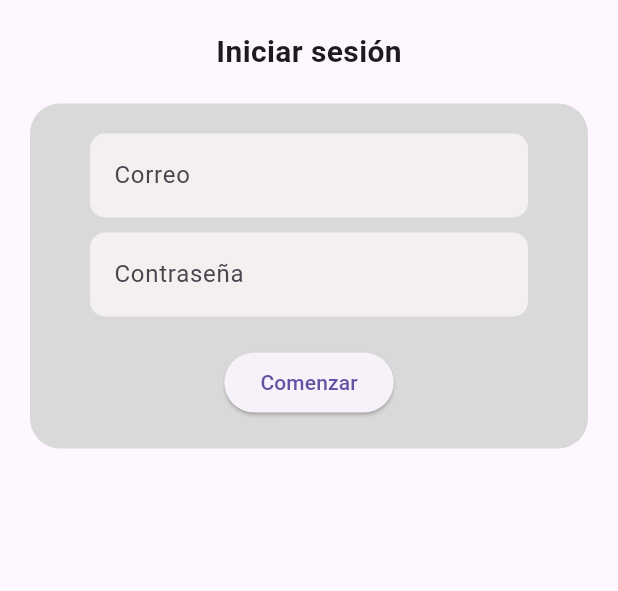
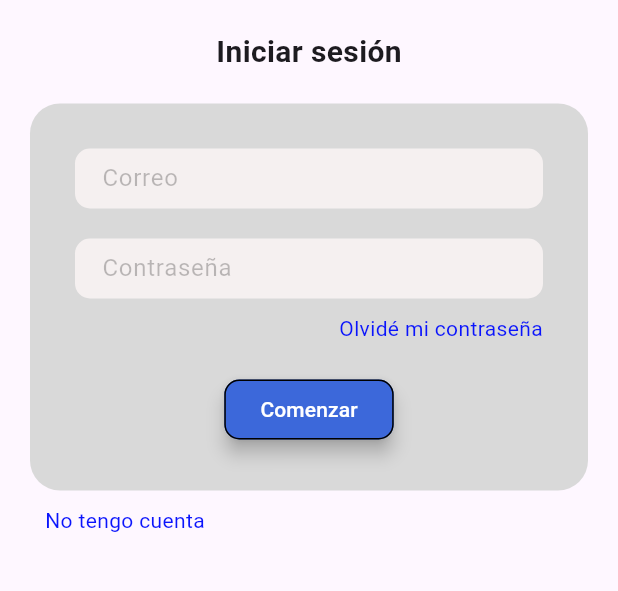
Before and after one commit to thanostv/synclass-app, a Flutter app: the screen it shows after launch, on a phone screen of 412 x 824 dp, the part 330-921 px from its top. Run offline on Flutter 3.47's test engine with Material 3 defaults, Android fonts, the phone set to English and light mode, and no system bars.

Commit message:
Diseño de login y registro terminado

```diff
--- a/lib/main.dart
+++ b/lib/main.dart
@@ -1,5 +1,8 @@
 import 'package:flutter/material.dart';
+
+import 'package:synclass_app/router/router.dart';
 import 'package:synclass_app/screens/screens.dart';
+import 'package:synclass_app/theme/theme.dart';
 
 void main() => runApp(const MyApp());
 
@@ -8,10 +11,12 @@ class MyApp extends StatelessWidget {
 
   @override
   Widget build(BuildContext context) {
-    return const MaterialApp(
+    return MaterialApp(
       debugShowCheckedModeBanner: false,
       title: 'SynClass App',
-      home: LoginScreen(),
+      home: const LoginScreen(),
+      routes: routes,
+      theme: theme
     );
   }
 }
--- a/lib/screens/login_screen.dart
+++ b/lib/screens/login_screen.dart
@@ -1,4 +1,6 @@
 import 'package:flutter/material.dart';
+
+import 'package:synclass_app/widgets/widgets.dart';
 
 class LoginScreen extends StatelessWidget {
   const LoginScreen({super.key});
@@ -6,8 +8,10 @@ class LoginScreen extends StatelessWidget {
   @override
   Widget build(BuildContext context) {
     return Scaffold(
-      body: Column(
+      body: SingleChildScrollView(
+        child: Column(
           children: [
+            // Logo
             Container(
               width: double.infinity,
               height: 220,
@@ -18,9 +22,10 @@ class LoginScreen extends StatelessWidget {
                 ),
               ),
             ),
-          const SizedBox(
-            height: 20,
-          ),
+
+            const SizedBox(height: 20),
+
+            // Título Iniciar sesión
             const Text(
               'Iniciar sesión',
               style: TextStyle(
@@ -28,11 +33,30 @@ class LoginScreen extends StatelessWidget {
                 fontWeight: FontWeight.bold,
               ),
             ),
-          const SizedBox(
-            height: 20,
+
+            const SizedBox(height: 20),
+
+            // Formulario
+            const LoginForm(),
+
+            const SizedBox(height: 10),
+
+            // No tengo cuenta
+            Container(
+              width: double.infinity,
+              padding: const EdgeInsets.symmetric(horizontal: 30),
+              child: GestureDetector(
+                onTap: () => Navigator.pushNamed(context, 'register'),
+                child: const Text(
+                  'No tengo cuenta',
+                  style: TextStyle(
+                    color: Color(0xff0A14FC)
                   ),
-          const LoginForm(),
+                ),
+              ),
+            ),
           ],
+        ),
       ),
     );
   }
@@ -45,66 +69,55 @@ class LoginForm extends StatelessWidget {
 
   @override
   Widget build(BuildContext context) {
-    return Container(
-      margin: const EdgeInsets.symmetric(
-        horizontal: 20,
-      ),
-      padding: const EdgeInsets.symmetric(
-        horizontal: 40,
-        vertical: 20,
-      ),
-      decoration: BoxDecoration(
-        color: const Color(0xffD9D9D9),
-        borderRadius: BorderRadius.circular(20),
-      ),
-      child: Column(
-        children: [
-          Form(
-            child: Column(
+    return FormContainerWidget(
       children: [
         TextFormField(
-                  decoration: InputDecoration(
-                    filled: true,
-                    fillColor: const Color(0xffF5F0F0),
-                    border: OutlineInputBorder(
-                      borderRadius: BorderRadius.circular(10.0),
-                      borderSide: const BorderSide(
-                        width: 0,
-                        style: BorderStyle.none,
-                      ),
-                    ),
+          keyboardType: TextInputType.emailAddress,
+          decoration: const InputDecoration(
             hintText: 'Correo',
-                  ),
-                ),
-                const SizedBox(
-                  height: 10,
-                ),
-                TextFormField(
-                  decoration: InputDecoration(
-                    filled: true,
-                    fillColor: const Color(0xffF5F0F0),
-                    border: OutlineInputBorder(
-                      borderRadius: BorderRadius.circular(10.0),
-                      borderSide: const BorderSide(
-                        width: 0,
-                        style: BorderStyle.none,
-                      ),
-                    ),
-                    hintText: 'Contraseña',
-                  ),
-                ),
-              ],
           ),
         ),
         const SizedBox(
           height: 20,
         ),
+        TextFormField(
+          obscureText: true,
+          decoration: const InputDecoration(
+            hintText: 'Contraseña',
+          ),
+        ),
+
+        const SizedBox(height: 10),
+
+        SizedBox(
+          width: double.infinity,
+          child: GestureDetector(
+            onTap: () {
+
+            },
+            child: const Text(
+              'Olvidé mi contraseña',
+              style: TextStyle(
+                color: Color(0xff0A14FC)
+              ),
+              textAlign: TextAlign.end
+            ),
+          ),
+        ),
+
+        const SizedBox(height: 20),
+
         ElevatedButton(
           onPressed: () {},
+          style: const ButtonStyle(
+            elevation: MaterialStatePropertyAll(5),
+            side: MaterialStatePropertyAll(
+              BorderSide(color: Colors.black)
+            )
+          ),
           child: const Text('Comenzar'),
         ),
       ],
-      ),
     );
   }
 }
--- a/lib/screens/screens.dart
+++ b/lib/screens/screens.dart
@@ -1 +1,2 @@
+export 'package:synclass_app/screens/register_screen.dart';
 export 'package:synclass_app/screens/login_screen.dart';
--- /dev/null
+++ b/lib/theme/theme.dart
@@ -0,0 +1,39 @@
+import 'package:flutter/material.dart';
+
+final theme = ThemeData(
+  checkboxTheme: CheckboxThemeData(
+    fillColor: MaterialStateColor.resolveWith((states) {
+      if(states.contains(MaterialState.selected)) {
+          return const Color(0xff3C68DA);
+        }
+
+      return Colors.white;
+    })
+  ),
+  appBarTheme: const AppBarTheme(
+    backgroundColor: Color(0xff5271FF),
+    iconTheme: IconThemeData(color: Colors.white),
+  ),
+  inputDecorationTheme: InputDecorationTheme(
+    filled: true,
+    fillColor: const Color(0xffF5F0F0),
+    border: OutlineInputBorder(
+      borderRadius: BorderRadius.circular(10.0),
+      borderSide: const BorderSide(width: 0, style: BorderStyle.none),
+    ),
+    isDense: true,
+    contentPadding: const EdgeInsets.fromLTRB(14, 8, 10, 8),
+    hintStyle: TextStyle(
+      color: Colors.black.withOpacity(0.25)
+    )
+  ),
+  elevatedButtonTheme: ElevatedButtonThemeData(
+    style: ElevatedButton.styleFrom(
+      foregroundColor: Colors.white,
+      backgroundColor: const Color(0xff3C68DA),
+      shape: RoundedRectangleBorder(
+        borderRadius: BorderRadius.circular(10)
+      )
+    )
+  )
+);
--- /dev/null
+++ b/lib/widgets/form_container_widget.dart
@@ -0,0 +1,25 @@
+import 'package:flutter/material.dart';
+
+class FormContainerWidget extends StatelessWidget {
+
+  final List<Widget> children;
+
+  // TODO: Agregar state del formulario
+
+  const FormContainerWidget({super.key, required this.children});
+
+  @override
+  Widget build(BuildContext context) {
+    return Container(
+      margin: const EdgeInsets.symmetric(horizontal: 20),
+      padding: const EdgeInsets.symmetric(horizontal: 30,vertical: 30),
+      decoration: BoxDecoration(
+        color: const Color(0xffD9D9D9),
+        borderRadius: BorderRadius.circular(20),
+      ),
+      child: Form(
+        child: Column(children: children)
+      ),
+    );
+  }
+}
--- /dev/null
+++ b/lib/widgets/widgets.dart
@@ -0,0 +1 @@
+export 'package:synclass_app/widgets/form_container_widget.dart';
```
Also changed, not shown: lib/router/router.dart (added, +7 -0 lines), lib/screens/register_screen.dart (added, +101 -0 lines), pubspec.lock. Lines whose indentation alone changed are shown as unchanged.
